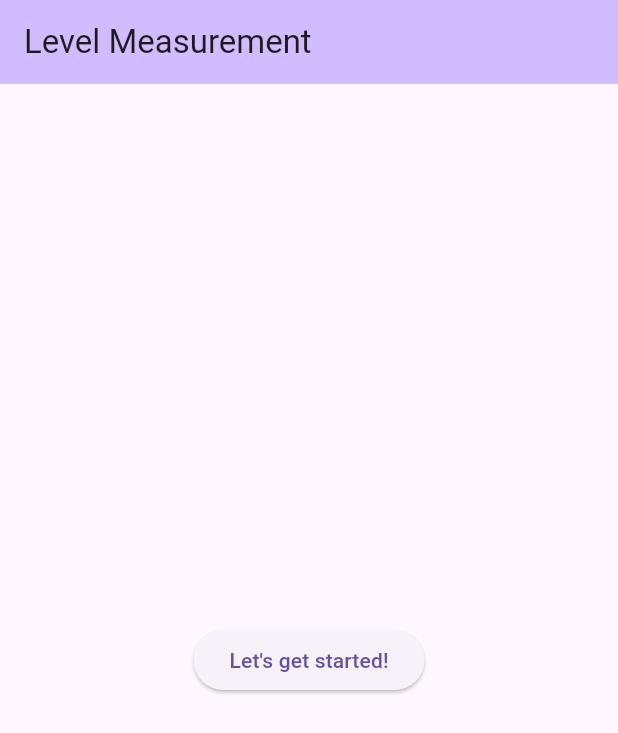
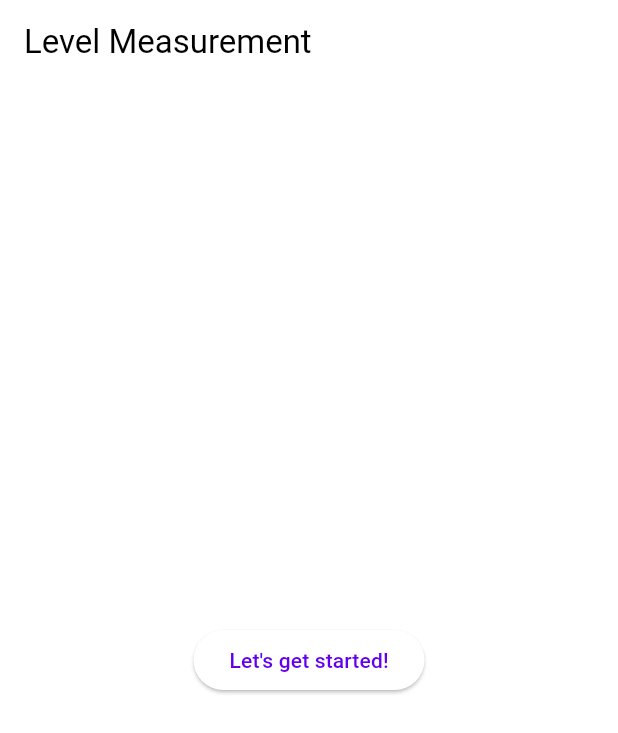
Before and after one commit to Srinivasan8888/level_measurements, a Flutter app: the screen it shows after launch, on a phone screen of 412 x 824 dp. Shown: the top 733 px of the screen. Run offline on Flutter 3.47's test engine with Material 3 defaults, Android fonts, the phone set to English and light mode, and no system bars; our stand-ins replace getwidget, go_router, google_nav_bar.

Commit message:
Adding feature for dark theme and light theme

```diff
--- a/lib/main.dart
+++ b/lib/main.dart
@@ -1,5 +1,6 @@
 import 'package:flutter/material.dart';
 import 'package:level/router/navigation_bar.dart' as level_nav;
+import 'package:level/theme/theme.dart';
 
 void main() {
   runApp(const MyApp());
@@ -10,9 +11,11 @@ class MyApp extends StatelessWidget {
 
   @override
   Widget build(BuildContext context) {
-    return const MaterialApp(
+    return MaterialApp(
       debugShowCheckedModeBanner: false,
-      home: MyHomePage(title: 'Level Measurement'),
+      home: const MyHomePage(title: 'Level Measurement'),
+      theme: lightMode,
+      darkTheme: darkMode,
     );
   }
 }
--- /dev/null
+++ b/lib/theme/theme.dart
@@ -0,0 +1,13 @@
+import 'package:flutter/material.dart';
+
+ThemeData lightMode = ThemeData(
+    colorScheme: ColorScheme.light(
+  brightness: Brightness.light,
+  background: Colors.grey.shade400,
+));
+
+ThemeData darkMode = ThemeData(
+    colorScheme: ColorScheme.dark(
+  brightness: Brightness.dark,
+  background: Colors.grey.shade900,
+));
--- a/pubspec.yaml
+++ b/pubspec.yaml
@@ -36,8 +36,10 @@ dependencies:
   # Use with the CupertinoIcons class for iOS style icons.
   cupertino_icons: ^1.0.6
   google_nav_bar: ^5.0.6
-  go_router: ^13.2.3
+  go_router: ^13.2.4
   sliding_clipped_nav_bar: ^3.1.1
+  getwidget: ^4.0.0
+
 
 
 dev_dependencies:
```
Also changed, not shown: lib/components/box.dart (added, +20 -0 lines), lib/components/button.dart (added, +24 -0 lines), lib/screens/settings.dart (+27 -8 lines), lib/screens/test.dart (added, +25 -0 lines), pubspec.lock.
